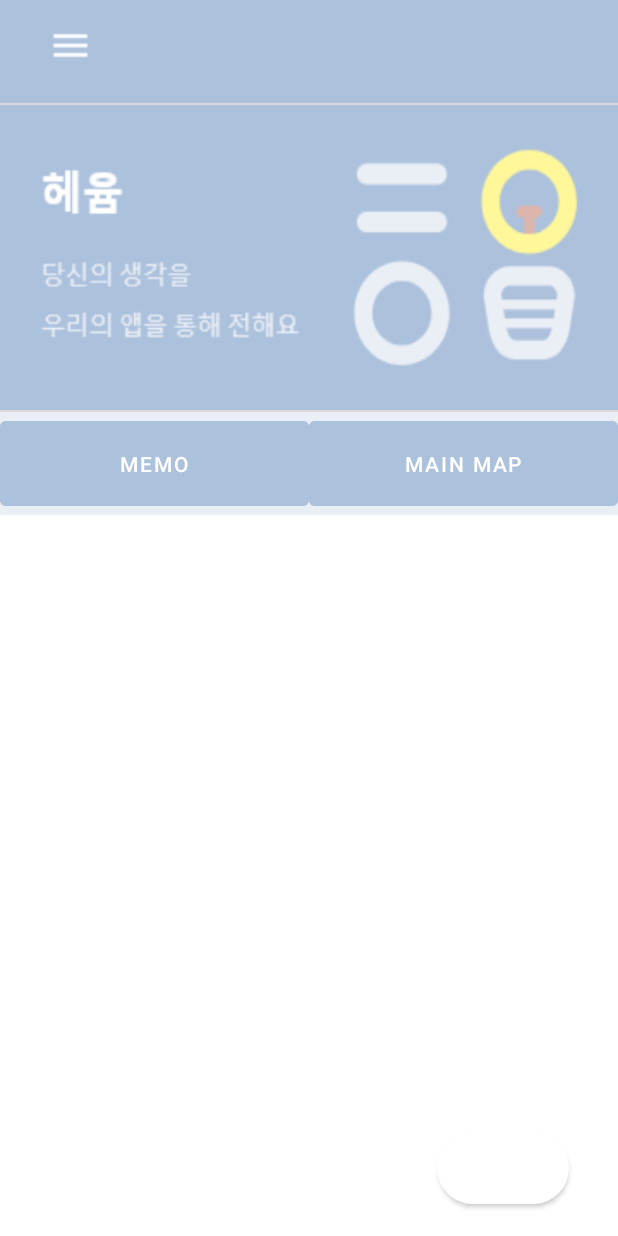
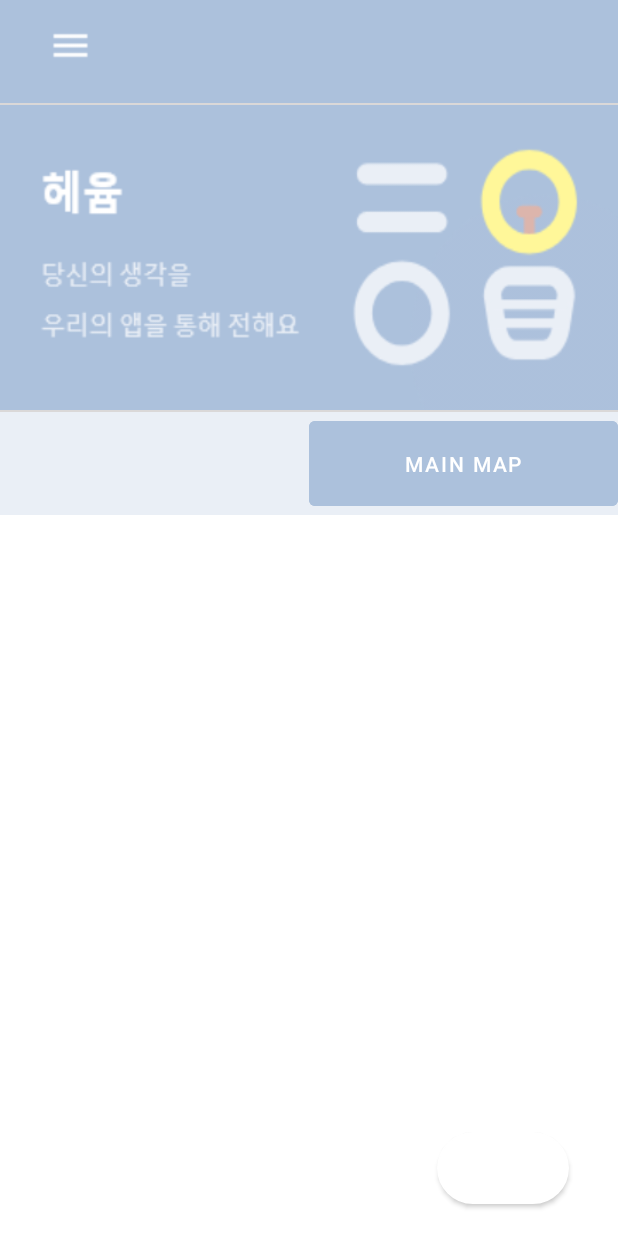
Before and after one commit to roncan1/Appjam_Inigma, an Android app: the screen it shows after launch (MainActivity), after a tap on "MEMO", on a phone screen of 412 x 824 dp. Run offline under Robolectric (Android 15) with nearby library versions, the phone set to English and light mode, and no system bars.

Commit message:
scale commit

```diff
--- a/app/src/main/java/com/inigma/appjaminigma/MainActivity.java
+++ b/app/src/main/java/com/inigma/appjaminigma/MainActivity.java
@@ -10,6 +10,8 @@ import android.content.SharedPreferences;
 import android.os.Bundle;
 import android.view.View;
 import android.view.Window;
+import android.view.animation.Animation;
+import android.view.animation.AnimationUtils;
 import android.widget.AdapterView;
 import android.widget.ArrayAdapter;
 import android.widget.Button;
@@ -60,7 +62,16 @@ public class MainActivity extends AppCompatActivity {
                 memoLayout.setVisibility(View.VISIBLE);
                 mindMapLayout.setVisibility(View.GONE);
 
-                overridePendingTransition(R.anim.role_right_enter, R.anim.role_right_exit);
+                overridePendingTransition(R.anim.role_right_enter, R.anim.role_right_exit); //이동 구현하려했지만 실패
+
+                //memo->miniMap일 때 memo는 사라진다(pade_in_views)
+                Animation animInW = AnimationUtils.loadAnimation(getApplicationContext(), R.anim.pade_in_views);
+                view.startAnimation(animInW);
+                //view.clearAnimation();
+
+                //miniMap->memo일 때 memo는 나타난다(pade_out_views)
+                Animation animOutW = AnimationUtils.loadAnimation(getApplicationContext(), R.anim.pade_out_views);
+                view.startAnimation(animOutW);
             }
         });
 
@@ -70,7 +81,15 @@ public class MainActivity extends AppCompatActivity {
                 memoLayout.setVisibility(View.GONE);
                 mindMapLayout.setVisibility(View.VISIBLE);
 
-                overridePendingTransition(R.anim.role_left_enter, R.anim.role_left_exit);
+                overridePendingTransition(R.anim.role_left_enter, R.anim.role_left_exit); //이동 구현하려했지만 실패
+
+                //miniMap->memo일 때 miniMap은 pade_in_views
+                Animation animInM = AnimationUtils.loadAnimation(getApplicationContext(), R.anim.pade_in_views);
+                view.startAnimation(animInM);
+
+                //memo->miniMap일 때 miniMap은 pade_out_views
+                Animation animOutW = AnimationUtils.loadAnimation(getApplicationContext(), R.anim.pade_out_views);
+                view.startAnimation(animOutW);
             }
         });
     }
--- a/app/src/main/java/com/inigma/appjaminigma/MemoActivity.java
+++ b/app/src/main/java/com/inigma/appjaminigma/MemoActivity.java
@@ -15,4 +15,6 @@ public class MemoActivity extends AppCompatActivity {
         setContentView(R.layout.activity_memo); //출
 
     }
+
+
 }
--- /dev/null
+++ b/app/src/main/res/anim/pade_in_views.xml
@@ -0,0 +1,6 @@
+<?xml version="1.0" encoding="utf-8"?>
+<alpha xmlns:android="http://schemas.android.com/apk/res/android"
+    android:duration="3000"
+    android:fromAlpha="1.0"
+    android:interpolator="@android:anim/accelerate_interpolator"
+    android:toAlpha="0.0" />
--- /dev/null
+++ b/app/src/main/res/anim/pade_out_views.xml
@@ -0,0 +1,6 @@
+<?xml version="1.0" encoding="utf-8"?>
+<alpha xmlns:android="http://schemas.android.com/apk/res/android"
+    android:duration="3000"
+    android:fromAlpha="0.0"
+    android:interpolator="@android:anim/accelerate_interpolator"
+    android:toAlpha="1.0" />
```
